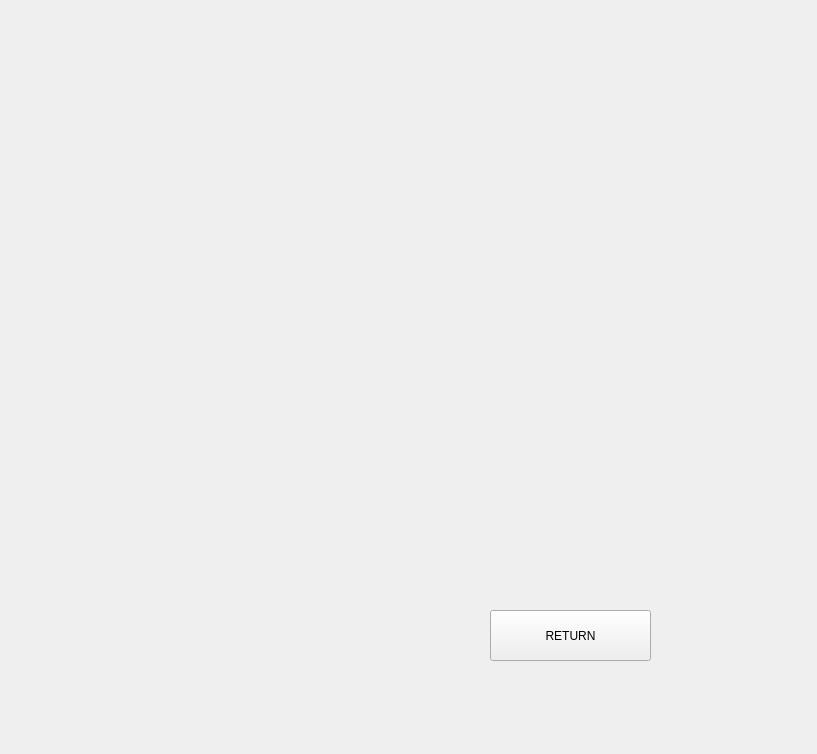
This is testWidget/MessageWidget.ui in hg-hg/2019-DungeonNStones as Qt 5 draws it before an edit. The edited form follows.
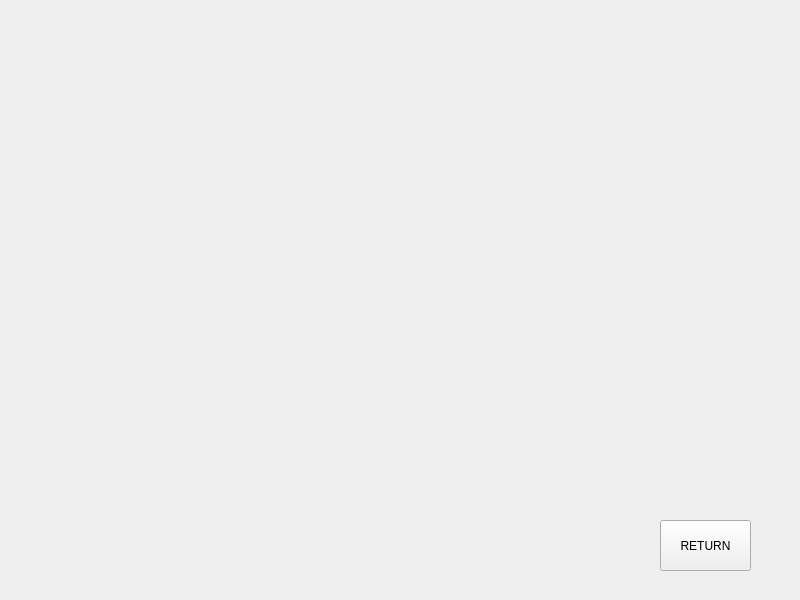
This is the edited form. Custom widgets are drawn as their Qt base class.

```diff
--- a/testWidget/MessageWidget.ui
+++ b/testWidget/MessageWidget.ui
@@ -6,8 +6,8 @@
    <rect>
     <x>0</x>
     <y>0</y>
-    <width>817</width>
-    <height>754</height>
+    <width>800</width>
+    <height>600</height>
    </rect>
   </property>
   <property name="windowTitle">
@@ -16,9 +16,9 @@
   <widget class="QWidget" name="gridLayoutWidget">
    <property name="geometry">
     <rect>
-     <x>30</x>
-     <y>30</y>
-     <width>301</width>
+     <x>20</x>
+     <y>20</y>
+     <width>231</width>
      <height>391</height>
     </rect>
    </property>
@@ -27,10 +27,10 @@
   <widget class="QTextBrowser" name="descriptionField">
    <property name="geometry">
     <rect>
-     <x>40</x>
-     <y>450</y>
-     <width>301</width>
-     <height>192</height>
+     <x>20</x>
+     <y>430</y>
+     <width>231</width>
+     <height>131</height>
     </rect>
    </property>
    <property name="styleSheet">
@@ -44,19 +44,19 @@
   <widget class="QWidget" name="pictureField" native="true">
    <property name="geometry">
     <rect>
-     <x>430</x>
-     <y>30</y>
+     <x>270</x>
+     <y>20</y>
      <width>311</width>
-     <height>501</height>
+     <height>551</height>
     </rect>
    </property>
   </widget>
   <widget class="ReturnButton" name="returnButton">
    <property name="geometry">
     <rect>
-     <x>490</x>
-     <y>610</y>
-     <width>161</width>
+     <x>660</x>
+     <y>520</y>
+     <width>91</width>
      <height>51</height>
     </rect>
    </property>
```
